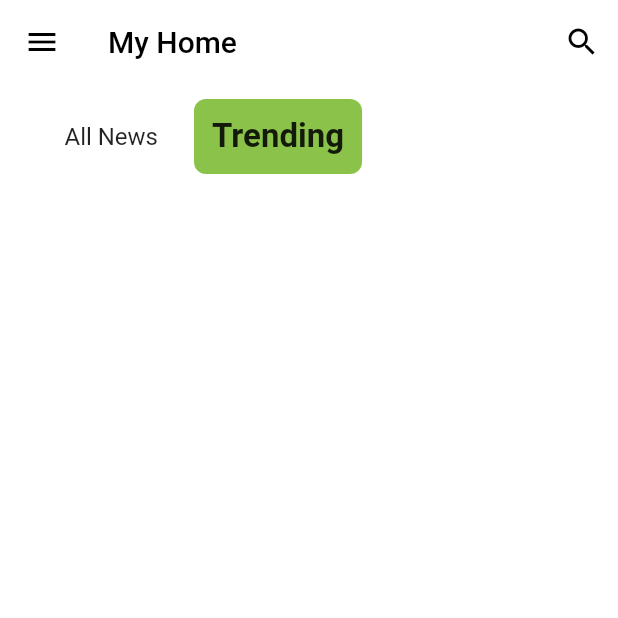
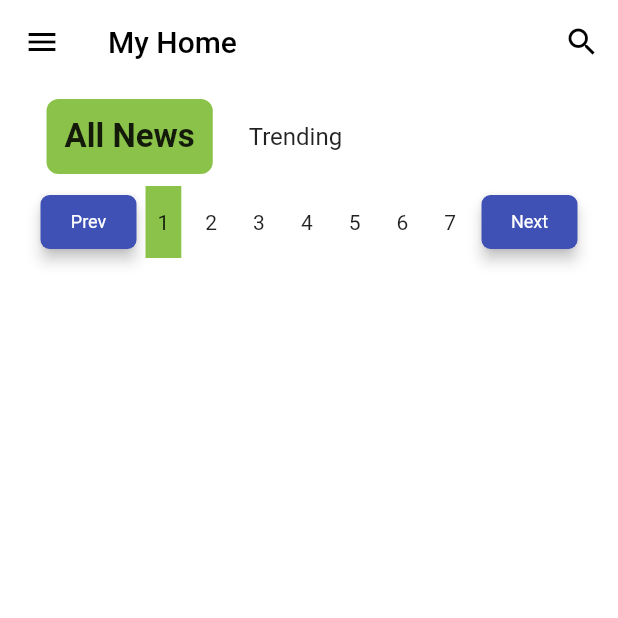
Before and after one commit to nbakh16/rest_api, a Flutter app: the screen it shows after launch, on a phone screen of 412 x 824 dp, the top half of it. Run offline on Flutter 3.47's test engine with Material 2 defaults, Android fonts, the phone set to English and light mode, and no system bars; our stand-ins replace shared_preferences.

Commit message:
page navigation button

```diff
--- a/lib/view/home_view.dart
+++ b/lib/view/home_view.dart
@@ -2,6 +2,7 @@ import 'package:flutter/material.dart';
 import 'package:provider/provider.dart';
 import 'package:rest_api/provider/dark_theme_provider.dart';
 import '../constants/vars.dart';
+import '../widgets/my_btn.dart';
 import '../widgets/my_drawer.dart';
 import '../widgets/my_tab_btn.dart';
 
@@ -13,7 +14,9 @@ class HomeView extends StatefulWidget {
 }
 
 class _HomeViewState extends State<HomeView> {
-  var tabOptions = TabOptions.trending;
+  var tabOptions = TabOptions.allNews;
+  int totalPage = 8;
+  int currentPageIndex = 0;
 
   @override
   Widget build(BuildContext context) {
@@ -36,11 +39,11 @@ class _HomeViewState extends State<HomeView> {
         ),
         drawer: const MyDrawer(),
         body: Center(
-            child: Column(
-              children: [
-                Padding(
-                  padding: const EdgeInsets.symmetric(vertical: 10, horizontal: 25),
-                  child: Row(
+            child: Padding(
+              padding: const EdgeInsets.symmetric(vertical: 10, horizontal: 25),
+              child: Column(
+                children: [
+                  Row(
                     children: [
                       MyTabBtn(
                         title: "All News",
@@ -78,8 +81,61 @@ class _HomeViewState extends State<HomeView> {
                       )
                     ],
                   ),
-                )
-              ],
+                  const SizedBox(height: 4,),
+                  tabOptions == TabOptions.trending ? Container() :
+                  SizedBox(
+                    height: kBottomNavigationBarHeight,
+                    child: Row(
+                      children: [
+                        MyButton(
+                          btnText: "Prev",
+                          myTap: (){
+                            setState(() {
+                              if(currentPageIndex>0){
+                                currentPageIndex -= 1;
+                              }
+                            });
+                          }
+                        ),
+                        Flexible(
+                          child: ListView.builder(
+                            scrollDirection: Axis.horizontal,
+                            itemCount: totalPage,
+                            itemBuilder: (context, index){
+                            return Padding(
+                              padding: const EdgeInsets.all(4.0),
+                              child: Material(
+                                color: currentPageIndex == index ? Theme.of(context).cardColor : Colors.transparent,
+                                child: InkWell(
+                                  onTap: (){
+                                    setState(() {
+                                      currentPageIndex = index;
+                                    });
+                                  },
+                                  child: Padding(
+                                    padding: const EdgeInsets.all(8.0),
+                                    child: Center(child: Text("${index+1}")),
+                                  ),
+                                ),
+                              ),
+                            );
+                          }),
+                        ),
+                        MyButton(
+                            btnText: "Next",
+                            myTap: (){
+                              setState(() {
+                                if(currentPageIndex < totalPage-1){
+                                  currentPageIndex += 1;
+                                }
+                              });
+                            }
+                        ),
+                      ],
+                    ),
+                  )
+                ],
+              ),
             )
         ),
       ),
--- /dev/null
+++ b/lib/widgets/my_btn.dart
@@ -0,0 +1,26 @@
+import 'package:flutter/material.dart';
+
+Widget MyButton(
+    {
+      required Function myTap,
+      required String btnText
+    }
+    ){
+  return Padding(
+    padding: const EdgeInsets.symmetric(horizontal: 2, vertical: 0),
+    child: ElevatedButton(
+      onPressed: (){
+        myTap();
+      },
+      style: ElevatedButton.styleFrom(
+          backgroundColor: Colors.indigo,
+          elevation: 4,
+          shape: RoundedRectangleBorder(borderRadius: BorderRadius.circular(6)),
+          textStyle: const TextStyle(
+              fontSize: 12, fontWeight: FontWeight.normal
+          )
+      ),
+      child: Text(btnText),
+    ),
+  );
+}
```
